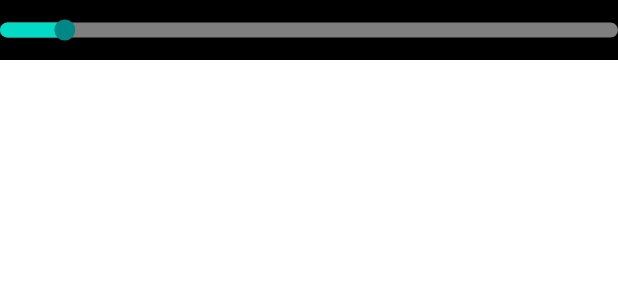
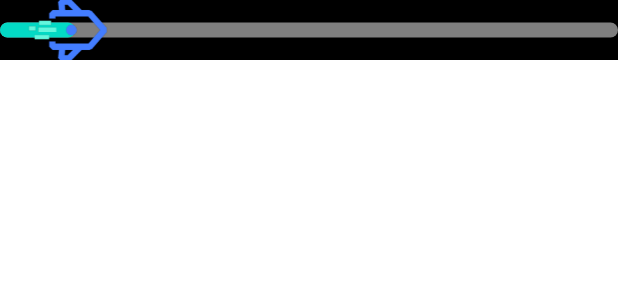
Before and after one commit to ch1024/NodeProgressView, an Android app: the layout activity_main.xml on its own in the app's theme, with its tools: preview values and no code run, on a phone screen of 412 x 824 dp. Shown: the top 300 px of the screen. Run offline under Robolectric (Android 15) with nearby library versions, the phone set to English and light mode, and no system bars.

Commit message:
bug:修复不是圆角，ui计算错误

```diff
--- a/app/src/main/java/com/chen/myapplication/RoundSeekBar.java
+++ b/app/src/main/java/com/chen/myapplication/RoundSeekBar.java
@@ -27,7 +27,7 @@ public class RoundSeekBar extends View {
     private int maxProgress=100;
     private int minProgress=0;
     private int backgroundColor=Color.parseColor("#7FFFFFFF");
-    private int backgroundRadius=0;
+    private boolean backgroundRadius=false;
     private float progressHeight=10;
     private int startColor=Color.parseColor("#aab8d4");
     private int endColor=Color.parseColor("#7FFFFFFF");
@@ -82,7 +82,7 @@ public class RoundSeekBar extends View {
             maxProgress = typedArray.getInt(R.styleable.RoundSeekBar_seek_maxProgress, 100);
             minProgress = typedArray.getInt(R.styleable.RoundSeekBar_seek_minProgress, 0);
             backgroundColor = typedArray.getColor(R.styleable.RoundSeekBar_seek_backgroundColor, Color.parseColor("#7FFFFFFF"));
-            backgroundRadius = typedArray.getInt(R.styleable.RoundSeekBar_seek_backgroundRadius, 0);
+            backgroundRadius = typedArray.getBoolean(R.styleable.RoundSeekBar_seek_backgroundRadius, false);
             progressHeight = typedArray.getDimension(R.styleable.RoundSeekBar_seek_progressHeight, 10);
             startColor = typedArray.getColor(R.styleable.RoundSeekBar_seek_startColor, Color.parseColor("#aab8d4"));
             endColor = typedArray.getColor(R.styleable.RoundSeekBar_seek_endColor, Color.parseColor("#7FFFFFFF"));
@@ -188,8 +188,8 @@ public class RoundSeekBar extends View {
         mViewWidth =getMeasuredWidth();
 
         //起始位置
-        paddingLeftX =backgroundRadius>0?progressHeight/2+getPaddingLeft():+getPaddingLeft();
-        paddingRightX =backgroundRadius>0?progressHeight/2+getPaddingRight():+getPaddingRight();
+        paddingLeftX =backgroundRadius?progressHeight/2+getPaddingLeft():+getPaddingLeft();
+        paddingRightX =backgroundRadius?progressHeight/2+getPaddingRight():+getPaddingRight();
         //进度线宽度(由于简单，进度圆之接线条替换了，cap)
         mProgressLinerWidth =mViewWidth-(paddingLeftX + paddingRightX);
         //真实宽度（控制宽度）
@@ -221,7 +221,12 @@ public class RoundSeekBar extends View {
         }else {
             //拖拽圆点
             thumbPaint.setColor(thumbColor);
-            float left=(mCurrentProgress * mProgressLinerWidth)+paddingLeftX+paddingRightX-thumbWidth/2;
+            float left;
+            if (backgroundRadius){
+                left =(mCurrentProgress * mProgressLinerWidth)+paddingLeftX+paddingRightX-thumbWidth/2;
+            }else {
+                left=(mCurrentProgress * mProgressLinerWidth)+paddingLeftX+paddingRightX;
+            }
             canvas.drawCircle(left,mProgressLinerY,thumbWidth/2,thumbPaint);
         }
         canvas.save();
@@ -287,15 +292,7 @@ public class RoundSeekBar extends View {
     private List<Integer> mProgressNode=new ArrayList<>();
     //保存进度节点位置
     private List<RectF> mProgressNodeRect=new ArrayList<>();
-    /**
-     * 设置进度节点
-     * @param node 进度节点
-     */
-    public void setNode(@NonNull List<Integer> node){
-        this.mProgressNode.clear();
-        this.mProgressNode.addAll(node);
-        invalidate();
-    }
+
 
     private Bitmap drawableToBitmap(Drawable nodeImage) {
         int width = nodeImage.getIntrinsicWidth();
@@ -321,7 +318,7 @@ public class RoundSeekBar extends View {
 
     private void drawBackground(Canvas canvas) {
         mPaint.setStrokeWidth(progressHeight);
-        if (backgroundRadius>0){
+        if (backgroundRadius){
             mPaint.setStrokeCap(Paint.Cap.ROUND);
         }else {
             mPaint.setStrokeCap(Paint.Cap.SQUARE);
@@ -400,4 +397,24 @@ public class RoundSeekBar extends View {
         void onStopTrackingTouch(RoundSeekBar seekBar);
         void onProgressChanged(RoundSeekBar seekBar,int progress);
     }
+
+    //------------------------对外开放方法-----------------------------
+
+    /**
+     * 设置进度节点
+     * @param node 进度节点
+     */
+    public void setNode(@NonNull List<Integer> node){
+        this.mProgressNode.clear();
+        this.mProgressNode.addAll(node);
+        invalidate();
+    }
+
+    /**
+     * 设置进度
+     */
+    public void setProgress(int progress){
+        currentProgress=progress;
+        postInvalidate();
+    }
 }
--- a/app/src/main/res/layout/activity_main.xml
+++ b/app/src/main/res/layout/activity_main.xml
@@ -14,11 +14,12 @@
         app:seek_progress="100"
         app:seek_maxProgress="1000"
         app:seek_NodeWidth="10dp"
-        app:seek_thumbWidth="14dp"
+        app:seek_thumbWidth="80dp"
         app:seek_thumbColor="@color/teal_700"
         app:seek_NodeColor="@color/purple_500"
         app:seek_thumbShow="true"
-        app:seek_backgroundRadius="10"
+        app:seek_thumbImage="@drawable/thumb_1"
+        app:seek_backgroundRadius="true"
         android:background="@color/black"
         android:layout_width="match_parent"
         android:layout_height="40dp"
--- a/app/src/main/res/values/attrs.xml
+++ b/app/src/main/res/values/attrs.xml
@@ -4,7 +4,7 @@
         <attr name="seek_maxProgress" format="integer"/>
         <attr name="seek_minProgress" format="integer"/>
         <attr name="seek_backgroundColor" format="color"/>
-        <attr name="seek_backgroundRadius" format="integer"/>
+        <attr name="seek_backgroundRadius" format="boolean"/>
         <attr name="seek_progressHeight" format="dimension"/>
         <attr name="seek_startColor" format="color"/>
         <attr name="seek_endColor" format="color"/>
```
Also changed, not shown: app/src/main/res/drawable/thumb_1.png (added).
